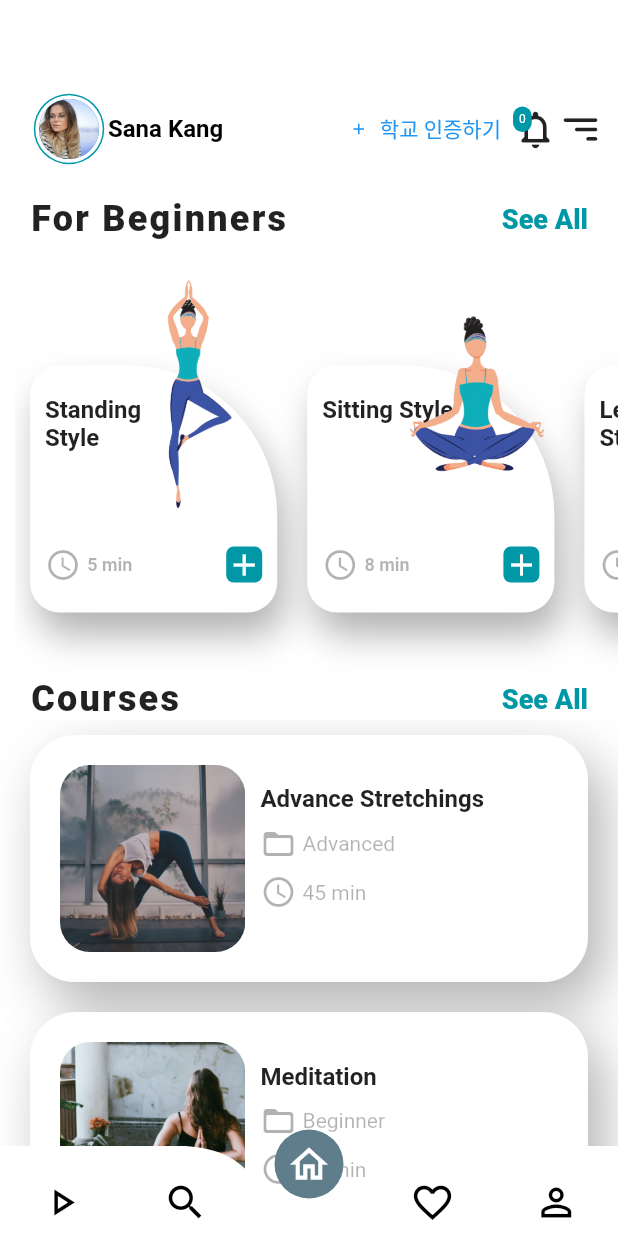
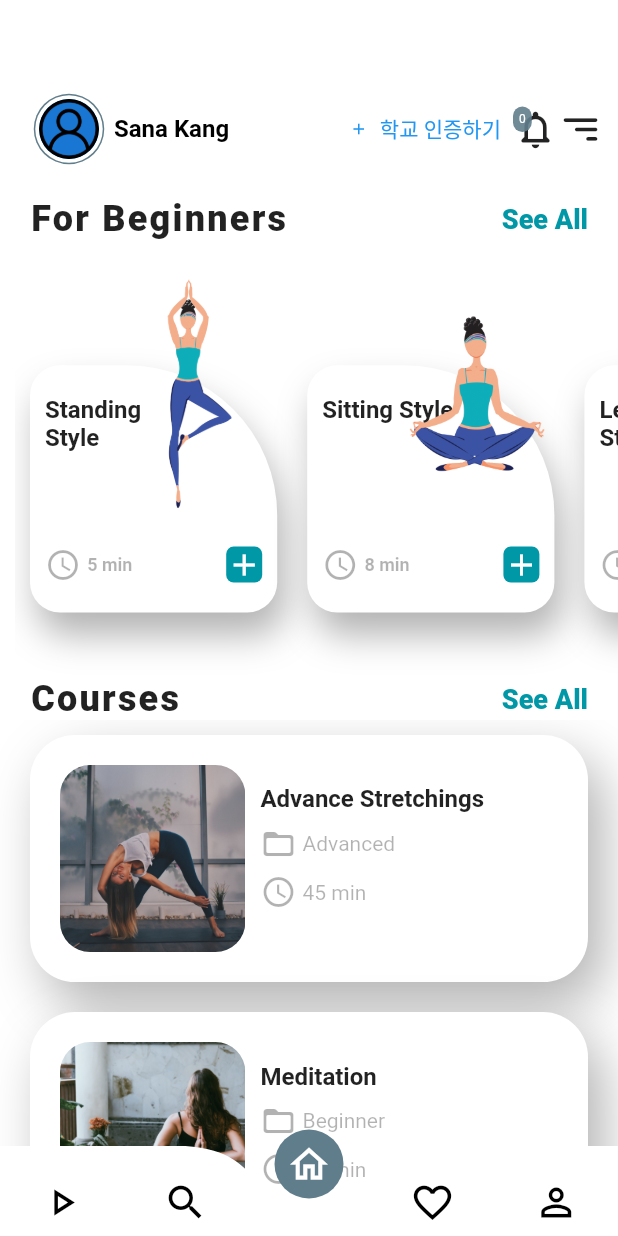
Before and after one commit to SayujSujeev/Yoga-Training-App-UI, a Flutter app: the HomeScreen screen opened directly, on a phone screen of 412 x 824 dp. Run offline on Flutter 3.47's test engine with Material 2 defaults, Android fonts, the phone set to English and light mode, and no system bars; drawn by our look-alikes of curved_navigation_bar; our stand-ins replace shared_preferences, table_calendar; accounts and stored records are empty.

```diff
--- a/lib/screens/home/components/custom_app_bar.dart
+++ b/lib/screens/home/components/custom_app_bar.dart
@@ -21,7 +21,7 @@ class CustomAppBar extends StatelessWidget {
                 padding: const EdgeInsets.all(appPadding / 8),
                 child: Container(
                   decoration: new BoxDecoration(
-                    color: primary,
+                    color: Colors.blueGrey,
                     shape: BoxShape.circle,
                   ),
                   child: Padding(
@@ -36,7 +36,7 @@ class CustomAppBar extends StatelessWidget {
                         child: Center(
                           child: CircleAvatar(
                             backgroundImage: AssetImage(
-                              'assets/images/propic.jpeg',
+                              'assets/images/profile.png',
                             ),
                           ),
                         ),
@@ -49,7 +49,7 @@ class CustomAppBar extends StatelessWidget {
               Column(
                 children: [
                   Text(
-                    'Sana Kang',
+                    ' Sana Kang',
                     style: TextStyle(color: black, fontWeight: FontWeight.w600,fontSize: 16),
                   ),
 
@@ -75,7 +75,7 @@ class CustomAppBar extends StatelessWidget {
                   ),
                   Container(
                     decoration: BoxDecoration(
-                        color: primary,
+                        color: blueGrey.withOpacity(0.9),
                         borderRadius: BorderRadius.circular(30.0)
                     ),
                     child: Padding(
```
Also changed, not shown: assets/images/profile.png (added).
